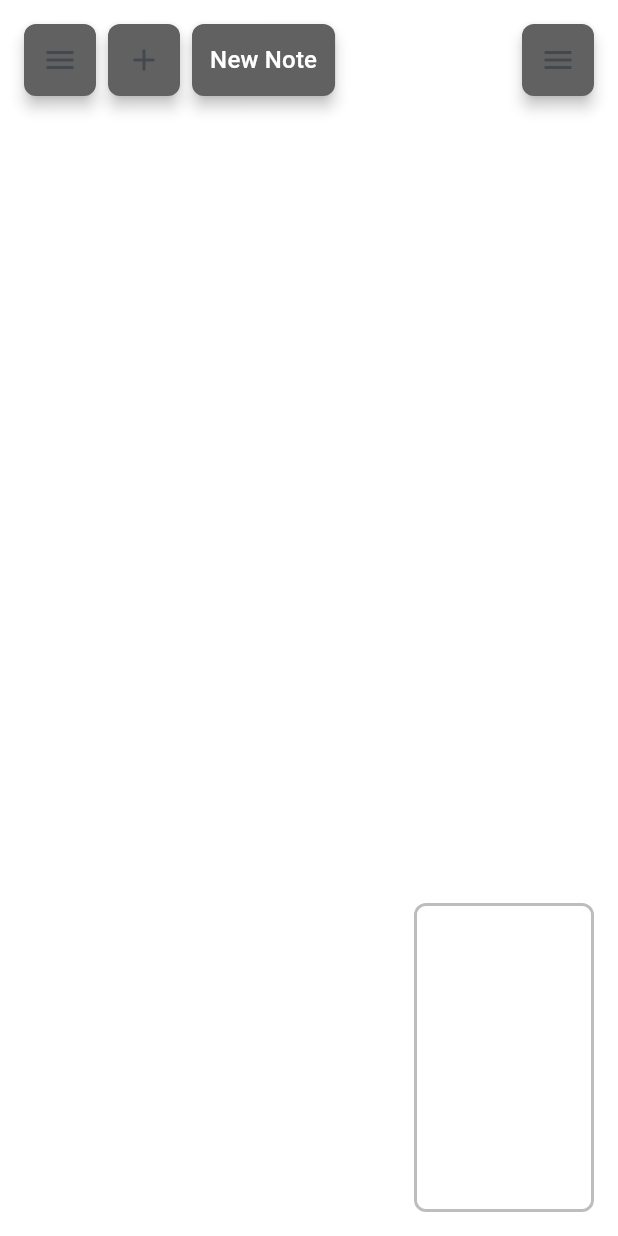
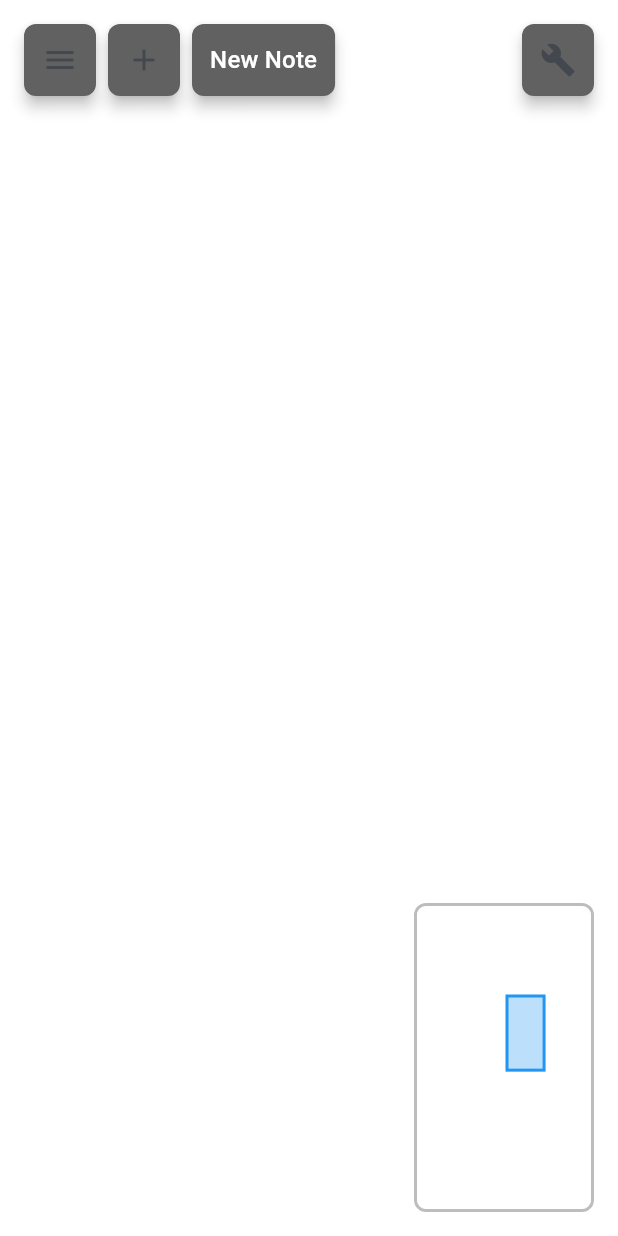
Before and after one commit to easton57/feather_notes, a Flutter app: the screen it shows after launch, on a phone screen of 412 x 824 dp. Run offline on Flutter 3.47's test engine with Material 3 defaults, Android fonts, the phone set to English and light mode, and no system bars; our stand-ins replace file_picker, flutter_colorpicker, google_sign_in, shared_preferences, sqflite, sqflite_common_ffi; missing offline and left inert: googleapis; accounts and stored records are empty.

Commit message:
Mini map fixed

```diff
--- a/lib/main.dart
+++ b/lib/main.dart
@@ -1188,16 +1188,30 @@ class _InfiniteCanvasState extends State<InfiniteCanvas> {
 
   // Calculate current viewport bounds in canvas coordinates
   Rect _calculateViewportBounds(Size screenSize) {
-    // Transform screen corners to canvas coordinates
-    final topLeft = _transformToLocal(Offset.zero);
-    final topRight = _transformToLocal(Offset(screenSize.width, 0));
-    final bottomLeft = _transformToLocal(Offset(0, screenSize.height));
-    final bottomRight = _transformToLocal(Offset(screenSize.width, screenSize.height));
-
-    final minX = [topLeft.dx, topRight.dx, bottomLeft.dx, bottomRight.dx].reduce((a, b) => a < b ? a : b);
-    final minY = [topLeft.dy, topRight.dy, bottomLeft.dy, bottomRight.dy].reduce((a, b) => a < b ? a : b);
-    final maxX = [topLeft.dx, topRight.dx, bottomLeft.dx, bottomRight.dx].reduce((a, b) => a > b ? a : b);
-    final maxY = [topLeft.dy, topRight.dy, bottomLeft.dy, bottomRight.dy].reduce((a, b) => a > b ? a : b);
+    // Transform screen corners to canvas coordinates using the inverse matrix
+    // The screen coordinates are relative to the Listener widget which fills the Stack
+
+    // Get the four corners of the visible screen area
+    final topLeft = Offset(0, 0);
+    final topRight = Offset(screenSize.width, 0);
+    final bottomLeft = Offset(0, screenSize.height);
+    final bottomRight = Offset(screenSize.width, screenSize.height);
+
+    // Transform each corner to canvas coordinates
+    final canvasTopLeft = _transformToLocal(topLeft);
+    final canvasTopRight = _transformToLocal(topRight);
+    final canvasBottomLeft = _transformToLocal(bottomLeft);
+    final canvasBottomRight = _transformToLocal(bottomRight);
+
+    // Find the bounding box of all transformed corners
+    // This gives us the actual viewport bounds in canvas coordinates
+    final xCoords = [canvasTopLeft.dx, canvasTopRight.dx, canvasBottomLeft.dx, canvasBottomRight.dx];
+    final yCoords = [canvasTopLeft.dy, canvasTopRight.dy, canvasBottomLeft.dy, canvasBottomRight.dy];
+
+    final minX = xCoords.reduce((a, b) => a < b ? a : b);
+    final maxX = xCoords.reduce((a, b) => a > b ? a : b);
+    final minY = yCoords.reduce((a, b) => a < b ? a : b);
+    final maxY = yCoords.reduce((a, b) => a > b ? a : b);
 
     return Rect.fromLTRB(minX, minY, maxX, maxY);
   }
@@ -1630,8 +1644,8 @@ class _InfiniteCanvasState extends State<InfiniteCanvas> {
                 borderRadius: BorderRadius.circular(8),
                 color: Colors.grey[700],
                 child: IconButton(
-                  icon: Icon(_showToolMenu ? Icons.close : Icons.menu),
-                  tooltip: _showToolMenu ? 'Close Menu' : 'Open Menu',
+                  icon: Icon(_showToolMenu ? Icons.close : Icons.build),
+                  tooltip: _showToolMenu ? 'Close Toolbox' : 'Open Toolbox',
                   onPressed: () => setState(() => _showToolMenu = !_showToolMenu),
                 ),
               ),
@@ -2623,9 +2637,12 @@ class _MinimapPainter extends CustomPainter {
       ..style = PaintingStyle.stroke
       ..strokeWidth = 2.0;
 
+    // Calculate viewport rectangle in minimap coordinates
+    // contentOffset already accounts for -contentBounds.left * scale
+    // So we just need to add viewportBounds.left * scale to position it correctly
     final viewportRect = Rect.fromLTWH(
-      (viewportBounds.left - contentBounds.left) * scale + contentOffset.dx,
-      (viewportBounds.top - contentBounds.top) * scale + contentOffset.dy,
+      viewportBounds.left * scale + contentOffset.dx,
+      viewportBounds.top * scale + contentOffset.dy,
       viewportBounds.width * scale,
       viewportBounds.height * scale,
     );
```
